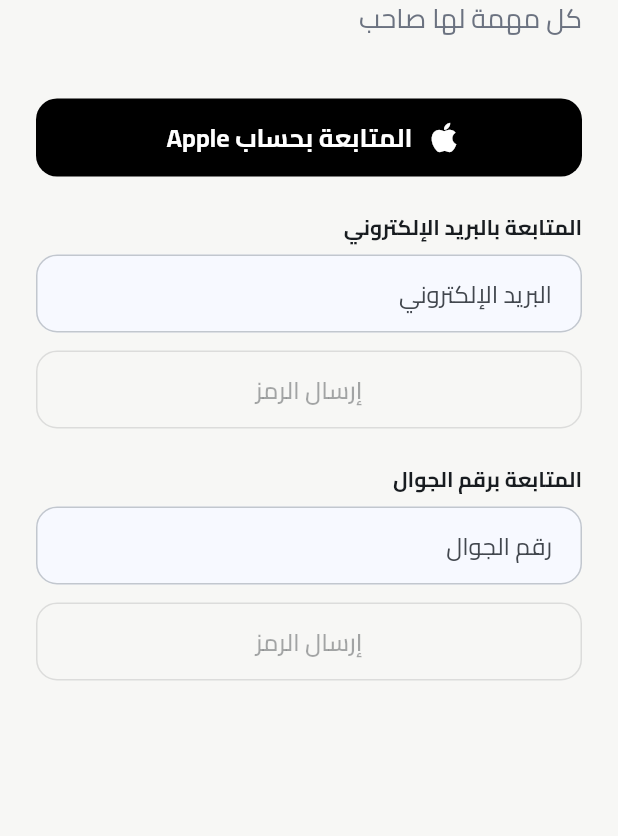
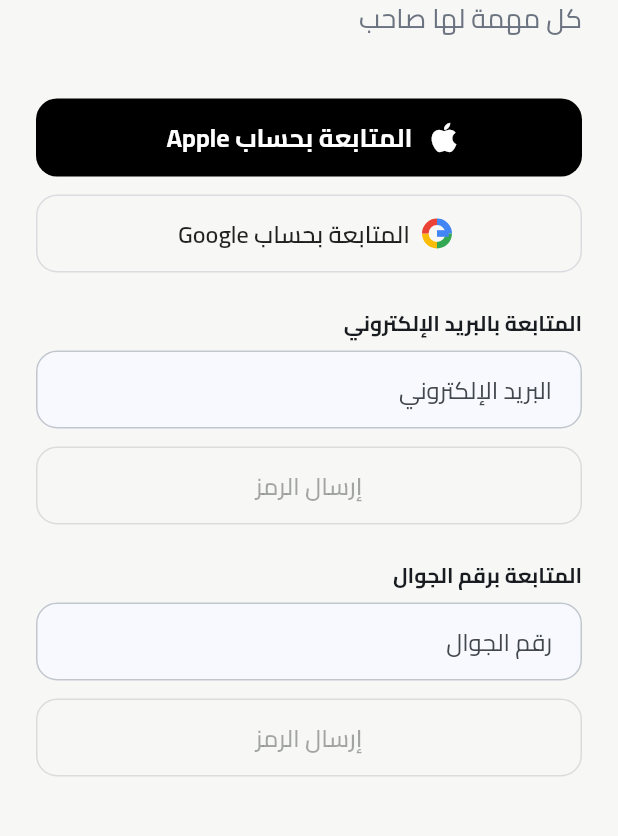
Before and after one commit to alsawagh0-ui/abdullah, a Flutter app: the screen it shows after launch, after a tap on "تخطٍّ", on a phone screen of 412 x 824 dp, the part 230-1066 px from its top. Run offline on Flutter 3.47's test engine with Material 3 defaults, Android fonts, the phone set to English and light mode, and no system bars; our stand-ins replace flutter_local_notifications, flutter_riverpod, go_router, image_picker, qr_flutter, share_plus and 4 more; missing offline and left inert: add_2_calendar, dart:js_interop, mobile_scanner; accounts and stored records are empty; network calls fail.

Commit message:
Add Google sign-in
Same OAuth pattern as Apple, but via Supabase's standard redirect flow
(_client.auth.signInWithOAuth) rather than a native SDK, since that
works on both the web build and iOS with no extra client library:
a full-page redirect on web, an in-app browser tab on iOS using the
almunjez:// scheme already registered in Info.plist.

Unlike Apple, this needs no paid developer account — just a free
Google Cloud OAuth client, then Supabase Authentication -> Providers
-> Google with that client ID/secret and the callback URL Google gives
you added as an authorized redirect URI. Sign-in stays unusable until
that's done (same as Apple), so this alone doesn't unblock login —
email OTP, added just before this, is what actually works today.

flutter analyze clean, 23/23 tests pass.

Co-Authored-By: Claude Sonnet 5 <noreply@anthropic.com>
Claude-Session: https://claude.ai/code/session_018vqp6UdcqAx3jbgYeQbT5q

```diff
--- a/almunjez/app/lib/core/api/almunjez_api.dart
+++ b/almunjez/app/lib/core/api/almunjez_api.dart
@@ -14,6 +14,7 @@ abstract class AlMunjezApi {
   AppUser? get currentUser;
   Stream<AppUser?> get authState;
   Future<void> signInWithApple();
+  Future<void> signInWithGoogle();
   Future<void> sendPhoneOtp(String phone);
   Future<void> verifyPhoneOtp(String phone, String code);
 
--- a/almunjez/app/lib/core/api/local/local_api.dart
+++ b/almunjez/app/lib/core/api/local/local_api.dart
@@ -270,6 +270,9 @@ class LocalApi implements AlMunjezApi {
 
   @override
   Future<void> signInWithApple() => _signInAs(AppUser(id: _id(), displayName: ''));
+
+  @override
+  Future<void> signInWithGoogle() => _signInAs(AppUser(id: _id(), displayName: ''));
 
   @override
   Future<void> sendPhoneOtp(String phone) async {}
--- a/almunjez/app/lib/core/api/supabase/supabase_api.dart
+++ b/almunjez/app/lib/core/api/supabase/supabase_api.dart
@@ -4,6 +4,7 @@ import 'dart:convert';
 import 'dart:math';
 
 import 'package:crypto/crypto.dart';
+import 'package:flutter/foundation.dart' show kIsWeb;
 import 'package:sign_in_with_apple/sign_in_with_apple.dart';
 import 'package:supabase_flutter/supabase_flutter.dart' as sb;
 
@@ -114,6 +115,16 @@ class SupabaseApi implements AlMunjezApi {
         }
         _auth.add(_profile);
       });
+
+  /// OAuth redirect (browser on web, in-app browser tab on iOS via the
+  /// almunjez:// scheme already registered in Info.plist). Needs a Google
+  /// Cloud OAuth client configured in Supabase → Authentication → Providers
+  /// → Google — free to create, unlike Apple's paid developer account.
+  @override
+  Future<void> signInWithGoogle() => _call(() => _client.auth.signInWithOAuth(
+        sb.OAuthProvider.google,
+        redirectTo: kIsWeb ? null : 'almunjez://login-callback/',
+      ));
 
   @override
   Future<void> sendPhoneOtp(String phone) => _call(() => _client.auth.signInWithOtp(phone: phone));
--- a/almunjez/app/lib/features/auth/auth_screens.dart
+++ b/almunjez/app/lib/features/auth/auth_screens.dart
@@ -127,6 +127,13 @@ class _SignInScreenState extends ConsumerState<SignInScreen> {
               onPressed: _busy ? null : () => _run(api.signInWithApple),
               icon: const Icon(Icons.apple, size: 26),
               label: Text(s.signInWithApple),
+            ),
+            const SizedBox(height: 12),
+            OutlinedButton.icon(
+              style: OutlinedButton.styleFrom(foregroundColor: Colors.black87, side: const BorderSide(color: Color(0xFFDADCE0))),
+              onPressed: _busy ? null : () => _run(api.signInWithGoogle),
+              icon: const _GoogleG(),
+              label: Text(s.signInWithGoogle),
             ),
             const SizedBox(height: 24),
             Text(s.signInWithEmail, style: const TextStyle(fontWeight: FontWeight.w700)),
@@ -307,3 +314,43 @@ class NotificationsPermissionScreen extends StatelessWidget {
     if (context.mounted) context.go('/home');
   }
 }
+
+/// Minimal "G" mark in Google's brand colours — avoids shipping a logo asset.
+class _GoogleG extends StatelessWidget {
+  const _GoogleG();
+
+  @override
+  Widget build(BuildContext context) => SizedBox(
+        width: 20,
+        height: 20,
+        child: CustomPaint(painter: _GoogleGPainter()),
+      );
+}
+
+class _GoogleGPainter extends CustomPainter {
+  @override
+  void paint(Canvas canvas, Size size) {
+    final r = size.width / 2;
+    final center = Offset(r, r);
+    final stroke = size.width * 0.22;
+    final rect = Rect.fromCircle(center: center, radius: r - stroke / 2);
+    void arc(double startDeg, double sweepDeg, Color color) {
+      final paint = Paint()
+        ..color = color
+        ..style = PaintingStyle.stroke
+        ..strokeWidth = stroke
+        ..strokeCap = StrokeCap.butt;
+      canvas.drawArc(rect, startDeg * 3.14159265 / 180, sweepDeg * 3.14159265 / 180, false, paint);
+    }
+
+    arc(-90, 90, const Color(0xFF4285F4));
+    arc(0, 90, const Color(0xFF34A853));
+    arc(90, 90, const Color(0xFFFBBC05));
+    arc(180, 90, const Color(0xFFEA4335));
+    final barPaint = Paint()..color = const Color(0xFF4285F4);
+    canvas.drawRect(Rect.fromLTWH(center.dx, center.dy - stroke / 2, r - stroke / 2, stroke), barPaint);
+  }
+
+  @override
+  bool shouldRepaint(covariant CustomPainter oldDelegate) => false;
+}
--- a/almunjez/app/lib/l10n/strings.dart
+++ b/almunjez/app/lib/l10n/strings.dart
@@ -33,6 +33,7 @@ class S {
   String get welcome3Body => t('مجموعات خاصة بموافقة على الانضمام: العائلة، الشركة، الفريق، اللجنة.', 'Private groups with join approval: family, company, team, committee.');
   String get signIn => t('تسجيل الدخول', 'Sign in');
   String get signInWithApple => t('المتابعة بحساب Apple', 'Continue with Apple');
+  String get signInWithGoogle => t('المتابعة بحساب Google', 'Continue with Google');
   String get signInWithPhone => t('المتابعة برقم الجوال', 'Continue with phone');
   String get signInDemo => t('تجربة سريعة بحساب تجريبي', 'Quick demo account');
   String get phoneNumber => t('رقم الجوال', 'Phone number');
```
